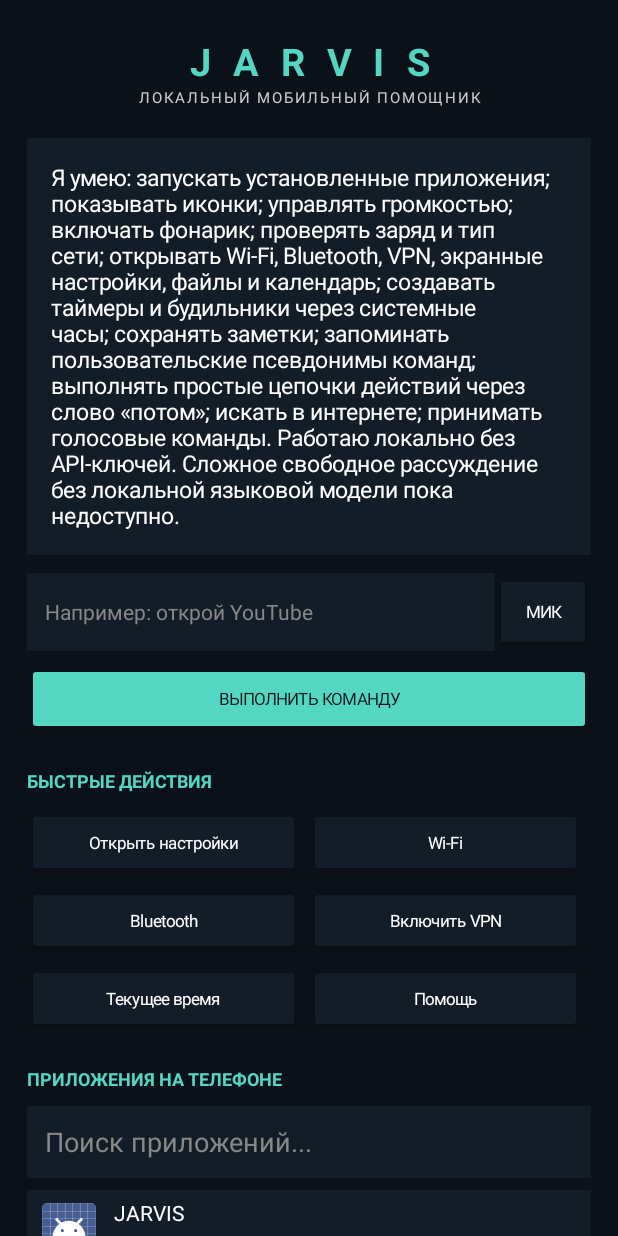
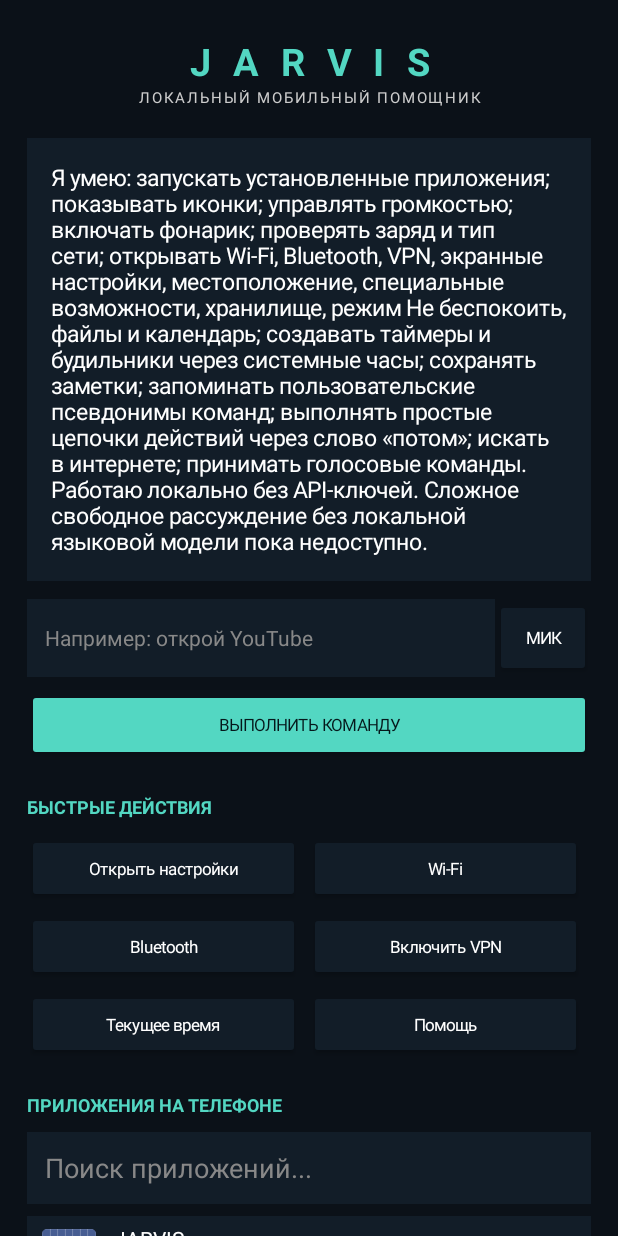
Before and after one commit to iliakuzminoh-prog/Jarvis-3.0-for-android-, an Android app: the screen it shows after launch (MainActivity), after a tap on "Помощь", on a phone screen of 412 x 824 dp. Run offline under Robolectric (Android 15) with nearby library versions, the phone set to English and light mode, and no system bars; 1 statement that could not run was skipped; 1 other tap on this screen came first.

Commit message:
Add VPN status fallback and Android settings shortcuts

```diff
--- a/app/src/main/java/com/urchi/jarvis/MainActivity.kt
+++ b/app/src/main/java/com/urchi/jarvis/MainActivity.kt
@@ -250,6 +250,11 @@ class MainActivity : AppCompatActivity(), TextToSpeech.OnInitListener {
                 cmd.contains("тише") || cmd.contains("уменьши громкость") -> changeVolume(false)
                 cmd.contains("проводник") || cmd.contains("файлы") || cmd.contains("найди файл") -> openFiles()
                 cmd.contains("яркость") -> openSettings(android.provider.Settings.ACTION_DISPLAY_SETTINGS, "Открываю настройки экрана.")
+                cmd.contains("местоположен") || cmd.contains("геолокац") -> openSettings(android.provider.Settings.ACTION_LOCATION_SOURCE_SETTINGS, "Открываю настройки местоположения.")
+                cmd.contains("спец возможности") || cmd.contains("специальные возможности") -> openSettings(android.provider.Settings.ACTION_ACCESSIBILITY_SETTINGS, "Открываю специальные возможности Android.")
+                cmd.contains("память телефона") || cmd.contains("хранилище") -> openSettings(android.provider.Settings.ACTION_INTERNAL_STORAGE_SETTINGS, "Открываю настройки хранилища.")
+                cmd.contains("не беспокоить") -> openSettings(android.provider.Settings.ACTION_ZEN_MODE_PRIORITY_SETTINGS, "Открываю настройки режима Не беспокоить.")
+                cmd.contains("проверь vpn") || cmd.contains("статус vpn") || cmd.contains("работает vpn") -> checkVpn()
                 cmd.contains("есть ли интернет") || cmd.contains("статус сети") -> showNetwork()
                 cmd in listOf("помощь", "что ты умеешь", "команды") -> respond(helpText())
                 cmd.contains("следующий vpn") || cmd.contains("следующий впн") || cmd.contains("другой vpn") || cmd.contains("другой впн") -> nextVpn()
@@ -386,6 +391,18 @@ class MainActivity : AppCompatActivity(), TextToSpeech.OnInitListener {
         }
     }
 
+    private fun checkVpn() {
+        val manager = getSystemService(Context.CONNECTIVITY_SERVICE) as ConnectivityManager
+        val network = manager.activeNetwork
+        val caps = network?.let { manager.getNetworkCapabilities(it) }
+        if (caps?.hasTransport(NetworkCapabilities.TRANSPORT_VPN) == true) {
+            respond("Android сообщает, что VPN-туннель активен. Доступность конкретных сайтов этим не гарантируется.")
+        } else {
+            respond("Android не показывает активный VPN-туннель. Пробую следующий установленный клиент, если он найден.")
+            nextVpn()
+        }
+    }
+
     private fun showNetwork() {
         val manager = getSystemService(Context.CONNECTIVITY_SERVICE) as ConnectivityManager
         val network = manager.activeNetwork
@@ -514,7 +531,7 @@ class MainActivity : AppCompatActivity(), TextToSpeech.OnInitListener {
         }
     }
 
-    private fun helpText() = "Я умею: запускать установленные приложения; показывать иконки; управлять громкостью; включать фонарик; проверять заряд и тип сети; открывать Wi-Fi, Bluetooth, VPN, экранные настройки, файлы и календарь; создавать таймеры и будильники через системные часы; сохранять заметки; запоминать пользовательские псевдонимы команд; выполнять простые цепочки действий через слово «потом»; искать в интернете; принимать голосовые команды. Работаю локально без API-ключей. Сложное свободное рассуждение без локальной языковой модели пока недоступно."
+    private fun helpText() = "Я умею: запускать установленные приложения; показывать иконки; управлять громкостью; включать фонарик; проверять заряд и тип сети; открывать Wi-Fi, Bluetooth, VPN, экранные настройки, местоположение, специальные возможности, хранилище, режим Не беспокоить, файлы и календарь; создавать таймеры и будильники через системные часы; сохранять заметки; запоминать пользовательские псевдонимы команд; выполнять простые цепочки действий через слово «потом»; искать в интернете; принимать голосовые команды. Работаю локально без API-ключей. Сложное свободное рассуждение без локальной языковой модели пока недоступно."
 
     private fun respond(message: String) {
         output.text = message
```
